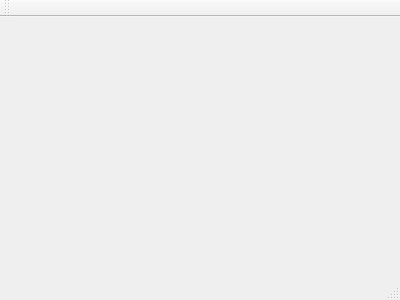
Old version of the form window.ui in the repository helbert-rocha/MQTTClient.
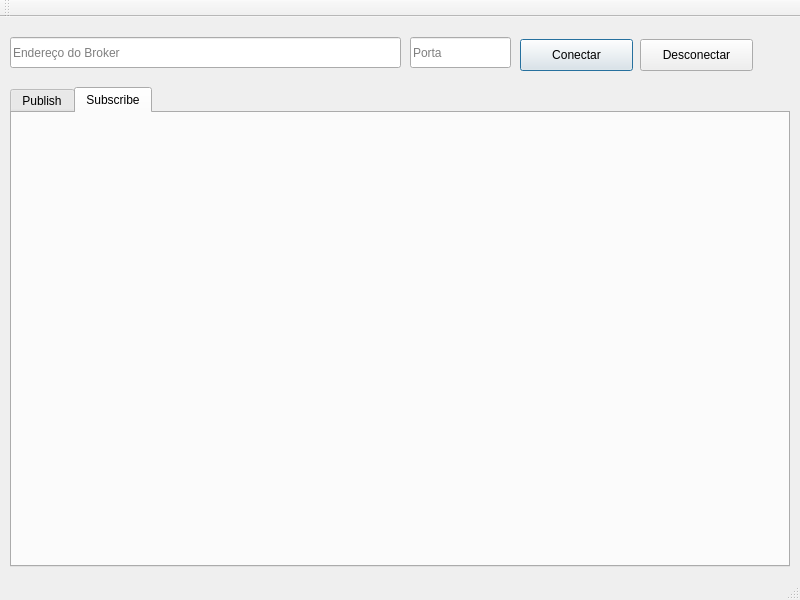
New version of the form.

Commit message: Adding publish screen

```diff
--- a/window.ui
+++ b/window.ui
@@ -1,24 +1,120 @@
 <ui version="4.0">
  <class>Window</class>
- <widget class="QMainWindow" name="Window" >
-  <property name="geometry" >
+ <widget class="QMainWindow" name="Window">
+  <property name="geometry">
    <rect>
     <x>0</x>
     <y>0</y>
-    <width>400</width>
-    <height>300</height>
+    <width>800</width>
+    <height>600</height>
    </rect>
   </property>
-  <property name="windowTitle" >
-   <string>Window</string>
+  <property name="maximumSize">
+   <size>
+    <width>800</width>
+    <height>600</height>
+   </size>
   </property>
-  <widget class="QMenuBar" name="menuBar" />
-  <widget class="QToolBar" name="mainToolBar" />
-  <widget class="QWidget" name="centralWidget" />
-  <widget class="QStatusBar" name="statusBar" />
+  <property name="windowTitle">
+   <string>Cliente MQTT</string>
+  </property>
+  <widget class="QWidget" name="centralWidget">
+   <widget class="QLineEdit" name="lineEditBrokerAddress">
+    <property name="geometry">
+     <rect>
+      <x>10</x>
+      <y>20</y>
+      <width>391</width>
+      <height>31</height>
+     </rect>
+    </property>
+    <property name="placeholderText">
+     <string>Endereço do Broker</string>
+    </property>
+   </widget>
+   <widget class="QLineEdit" name="lineEditBrokerPort">
+    <property name="geometry">
+     <rect>
+      <x>410</x>
+      <y>20</y>
+      <width>101</width>
+      <height>31</height>
+     </rect>
+    </property>
+    <property name="placeholderText">
+     <string>Porta</string>
+    </property>
+   </widget>
+   <widget class="QPushButton" name="pushButtonConnect">
+    <property name="geometry">
+     <rect>
+      <x>520</x>
+      <y>22</y>
+      <width>113</width>
+      <height>32</height>
+     </rect>
+    </property>
+    <property name="text">
+     <string>Conectar</string>
+    </property>
+    <property name="default">
+     <bool>true</bool>
+    </property>
+   </widget>
+   <widget class="QPushButton" name="pushButtonDisconnect">
+    <property name="geometry">
+     <rect>
+      <x>640</x>
+      <y>22</y>
+      <width>113</width>
+      <height>32</height>
+     </rect>
+    </property>
+    <property name="text">
+     <string>Desconectar</string>
+    </property>
+   </widget>
+   <widget class="QTabWidget" name="tabContent">
+    <property name="geometry">
+     <rect>
+      <x>10</x>
+      <y>70</y>
+      <width>780</width>
+      <height>480</height>
+     </rect>
+    </property>
+    <property name="maximumSize">
+     <size>
+      <width>800</width>
+      <height>600</height>
+     </size>
+    </property>
+    <property name="currentIndex">
+     <number>1</number>
+    </property>
+    <widget class="QWidget" name="tabPublish">
+     <attribute name="title">
+      <string>Publish</string>
+     </attribute>
+    </widget>
+    <widget class="QWidget" name="tabSubscribe">
+     <attribute name="title">
+      <string>Subscribe</string>
+     </attribute>
+    </widget>
+   </widget>
+  </widget>
+  <widget class="QToolBar" name="mainToolBar">
+   <attribute name="toolBarArea">
+    <enum>TopToolBarArea</enum>
+   </attribute>
+   <attribute name="toolBarBreak">
+    <bool>false</bool>
+   </attribute>
+  </widget>
+  <widget class="QStatusBar" name="statusBar"/>
  </widget>
- <layoutDefault spacing="6" margin="11" />
- <pixmapfunction></pixmapfunction>
+ <layoutdefault spacing="6" margin="11"/>
  <resources/>
  <connections/>
 </ui>
```
Left out of the diff: 1 changed line with no effect on the pictures. The commit also changes 7 other files.
